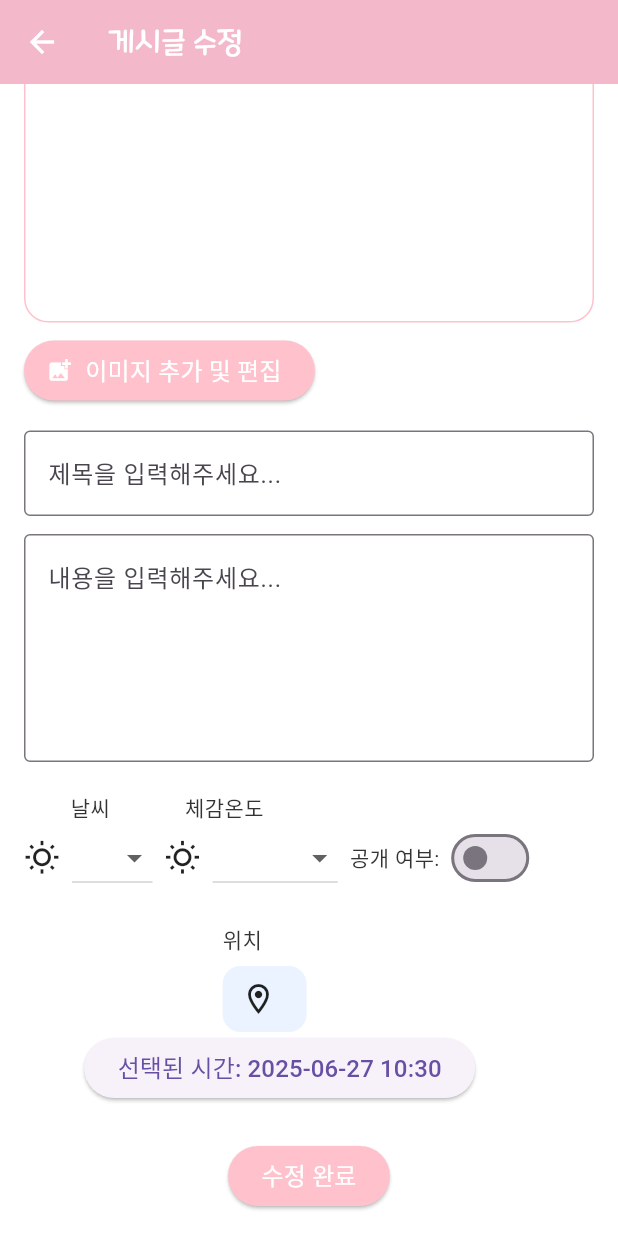
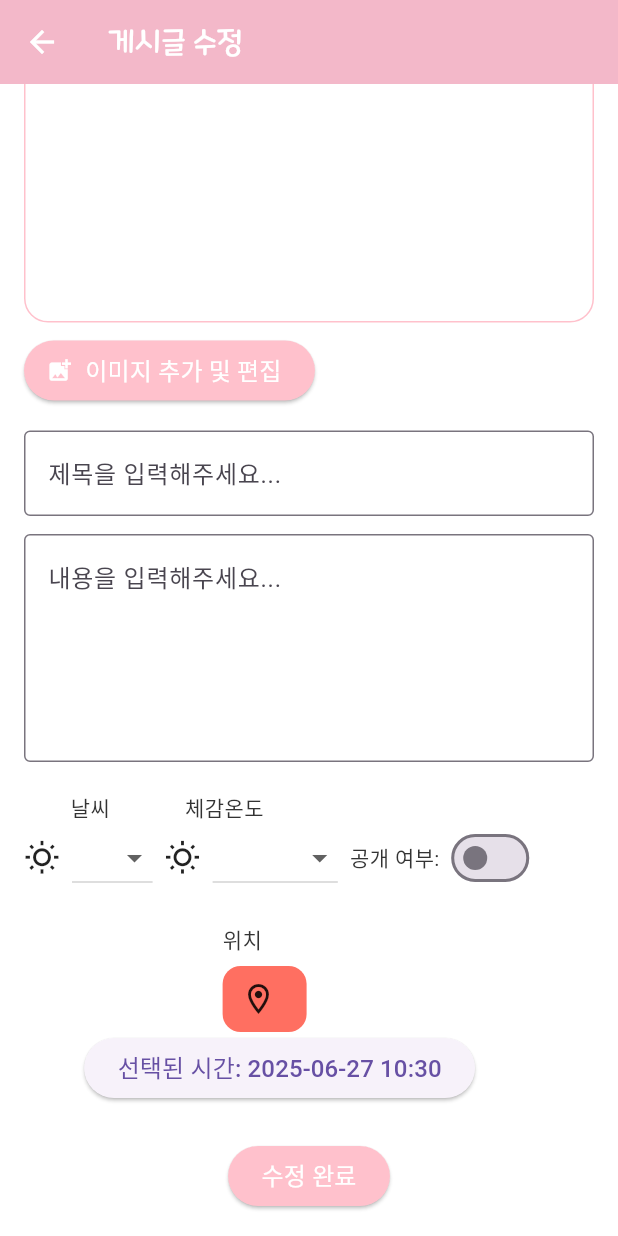
Before and after one commit to suikari/Wearly, a Flutter app: the EditPostPage screen opened directly with empty values, scrolled down 357 dp, on a phone screen of 412 x 824 dp. Run offline on Flutter 3.47's test engine with Material 3 defaults, Android fonts, the light colour scheme and no system bars; our stand-ins replace app_links, cloud_firestore, file_picker, firebase_auth, firebase_core, firebase_storage and 12 more; missing offline and left inert: android_intent_plus, firebase_app_check, image_editor_plus, kakao_flutter_sdk_user, naver_login_sdk; accounts and stored records are empty; generated files the repository leaves out were written again; Roboto replaces fonts that are missing (IM_Hyemin).

Commit message:
2025-06-27 중간커밋 / 글 작성 , 수정 테마 적용 작업 / 이미지0장일때 이미지 선택탭 선택가능하도록 수정 / 설정탭 테마 적용 /

```diff
--- a/lib/home_page.dart
+++ b/lib/home_page.dart
@@ -149,7 +149,6 @@ class _HomePageState extends State<HomePage> {
   }
   @override
   Widget build(BuildContext context) {
-    print("navnav>> ${Navigator.canPop(context)}");
     final List<Widget> _pages = [
       HomeContent(
         key: ValueKey(DateTime.now().millisecondsSinceEpoch),
--- a/lib/main.dart
+++ b/lib/main.dart
@@ -61,8 +61,6 @@ Future<void> main() async {
 class MyApp extends StatelessWidget {
   @override
   Widget build(BuildContext context) {
-    print("mainmain>> ${Navigator.canPop(context)}");
-
     final themeProvider = Provider.of<ThemeProvider>(context);
 
     return MaterialApp(
--- a/lib/main/edit_post_page.dart
+++ b/lib/main/edit_post_page.dart
@@ -258,6 +258,8 @@ class _EditPostPageState extends State<EditPostPage> {
     Color mainColor = customColors?.mainColor ?? Theme.of(context).primaryColor;
     Color subColor = customColors?.subColor ?? Colors.white;
     Color pointColor = customColors?.pointColor ?? Colors.white;
+    Color highlightColor = customColors?.highlightColor ?? Colors.orange;
+
     final themeProvider = Provider.of<ThemeProvider>(context);
 
 
@@ -549,17 +551,25 @@ class _EditPostPageState extends State<EditPostPage> {
                               padding: const EdgeInsets.symmetric(
                                   horizontal: 12, vertical: 10),
                               decoration: BoxDecoration(
-                                color: const Color(0xFFEAF3FF),
+                                color: pointColor,
                                 borderRadius: BorderRadius.circular(12),
                               ),
                               child: Row(
                                 children: [
-                                  const Icon(Icons.location_on_outlined),
+                                  Icon(Icons.location_on_outlined ,
+                                      color: themeProvider.colorTheme != ColorTheme.blackTheme
+                                      ? null
+                                      : Colors.grey),
                                   const SizedBox(width: 8),
                                   if (selectedDateTime != null &&
                                       displayLocationName != null)
                                     Text("${displayLocationName?.isNotEmpty ==
-                                        true ? displayLocationName : ''}"),
+                                        true ? displayLocationName : ''}" ,
+                                     style: TextStyle(
+                                       color: themeProvider.colorTheme != ColorTheme.blackTheme
+                                           ? null
+                                           : Colors.grey,
+                                     ),),
                                 ],
                               ),
                             ),
@@ -580,14 +590,22 @@ class _EditPostPageState extends State<EditPostPage> {
                                 padding: const EdgeInsets.symmetric(
                                     horizontal: 12, vertical: 10),
                                 decoration: BoxDecoration(
-                                  color: const Color(0xFFEAF3FF),
+                                  color: pointColor,
                                   borderRadius: BorderRadius.circular(12),
                                 ),
                                 child: Row(
                                   children: [
-                                    Icon(Icons.thermostat_outlined, size: 20),
+                                    Icon(Icons.thermostat_outlined, size: 20 ,
+                                        color: themeProvider.colorTheme != ColorTheme.blackTheme
+                                        ? null
+                                        : Colors.grey,),
                                     SizedBox(width: 8),
-                                    Text("${selectedTemp.toString() ?? " "}°C"),
+                                    Text("${selectedTemp.toString() ?? " "}°C"
+                                    , style: TextStyle(
+                                          color: themeProvider.colorTheme != ColorTheme.blackTheme
+                                              ? null
+                                              : Colors.grey,
+                                      ),),
                                   ],
                                 ),
                               ),
--- a/lib/splash_screen.dart
+++ b/lib/splash_screen.dart
@@ -96,8 +96,6 @@ class _SplashScreenState extends State<SplashScreen> with SingleTickerProviderSt
 
   @override
   Widget build(BuildContext context) {
-    print("splspl>> ${Navigator.canPop(context)}");
-
     final bgColor = Theme.of(context).scaffoldBackgroundColor;
     return Scaffold(
       body: Center(
```
